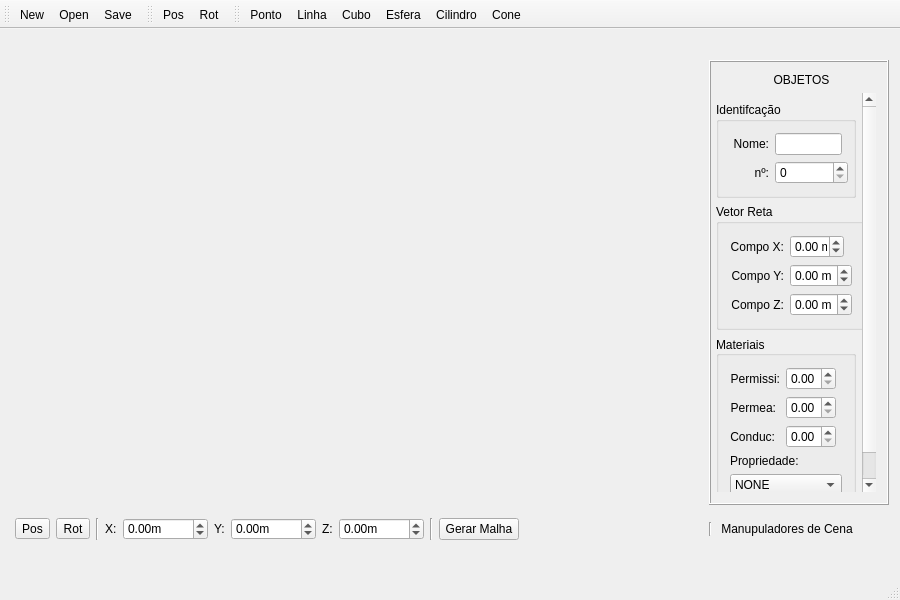
pvmocbel/Lane3dViewer, file final_Interface/mainwindow.ui: the form before one commit.
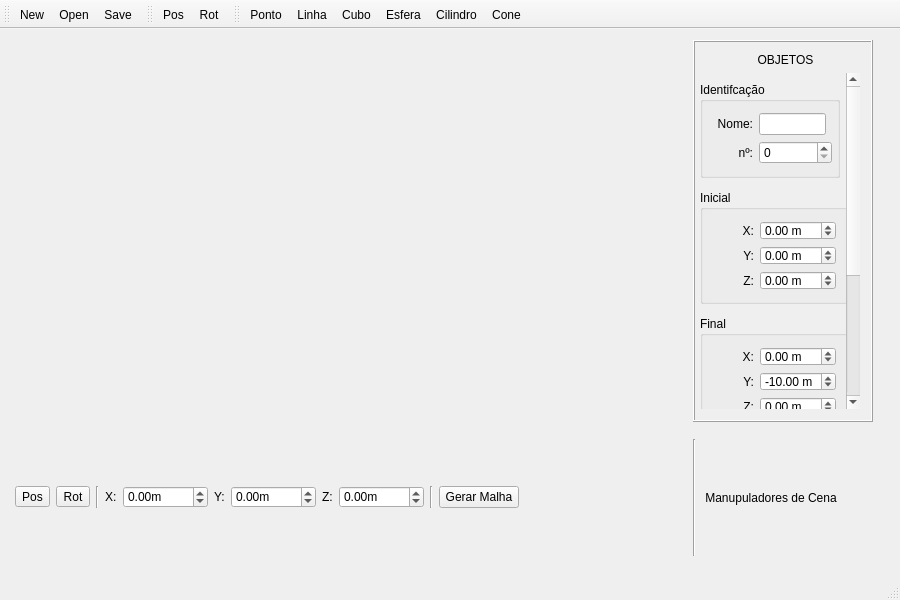
The form after the commit. The open tabs and pages were chosen to show the change.

Commit message: final interface with dimension working

Patch:
```diff
--- a/final_Interface/mainwindow.ui
+++ b/final_Interface/mainwindow.ui
@@ -14,10 +14,8 @@
    <string>MainWindow</string>
   </property>
   <widget class="QWidget" name="centralWidget">
-   <layout class="QGridLayout" name="gridLayout_4">
-    <item row="0" column="0">
      <layout class="QGridLayout" name="gridLayout">
-      <item row="2" column="0">
+    <item row="1" column="0">
        <widget class="QWidget" name="widget_2" native="true">
         <property name="sizePolicy">
          <sizepolicy hsizetype="Preferred" vsizetype="Fixed">
@@ -155,7 +153,7 @@
         </layout>
        </widget>
       </item>
-      <item row="2" column="1">
+    <item row="1" column="1">
        <widget class="QWidget" name="widget_1" native="true">
         <property name="maximumSize">
          <size>
@@ -202,7 +200,20 @@
         </layout>
        </widget>
       </item>
-      <item row="1" column="1">
+    <item row="1" column="2">
+     <spacer name="verticalSpacer">
+      <property name="orientation">
+       <enum>Qt::Vertical</enum>
+      </property>
+      <property name="sizeHint" stdset="0">
+       <size>
+        <width>20</width>
+        <height>46</height>
+       </size>
+      </property>
+     </spacer>
+    </item>
+    <item row="0" column="1" colspan="2">
        <widget class="QStackedWidget" name="stackedWidget_Lateral">
         <property name="sizePolicy">
          <sizepolicy hsizetype="Preferred" vsizetype="Fixed">
@@ -228,9 +239,15 @@
         <property name="frameShadow">
          <enum>QFrame::Raised</enum>
         </property>
-        <property name="currentIndex">
+      <property name="lineWidth">
          <number>1</number>
         </property>
+      <property name="midLineWidth">
+       <number>0</number>
+      </property>
+      <property name="currentIndex">
+       <number>0</number>
+      </property>
         <widget class="QWidget" name="page_Ambiente">
          <layout class="QVBoxLayout" name="verticalLayout_2">
           <property name="leftMargin">
@@ -569,7 +586,7 @@
                <x>0</x>
                <y>0</y>
                <width>150</width>
-               <height>446</height>
+             <height>557</height>
               </rect>
              </property>
              <layout class="QGridLayout" name="gridLayout_3">
@@ -729,7 +746,7 @@
                      </size>
                     </property>
                     <property name="title">
-                     <string>Vetor Reta</string>
+                   <string>Inicial</string>
                     </property>
                     <layout class="QGridLayout" name="gridLayout_2">
                      <item row="0" column="0">
@@ -741,7 +758,7 @@
                         </size>
                        </property>
                        <property name="text">
-                        <string>Compo X:</string>
+                      <string>X:</string>
                        </property>
                        <property name="textFormat">
                         <enum>Qt::AutoText</enum>
@@ -757,21 +774,15 @@
                      <item row="0" column="1">
                       <widget class="QDoubleSpinBox" name="doubleSpinBox_VetRX">
                        <property name="sizePolicy">
-                        <sizepolicy hsizetype="Minimum" vsizetype="Fixed">
+                      <sizepolicy hsizetype="Preferred" vsizetype="Preferred">
                          <horstretch>0</horstretch>
                          <verstretch>0</verstretch>
                         </sizepolicy>
                        </property>
-                       <property name="minimumSize">
-                        <size>
-                         <width>0</width>
-                         <height>0</height>
-                        </size>
-                       </property>
                        <property name="maximumSize">
                         <size>
-                         <width>54</width>
-                         <height>16777215</height>
+                       <width>83</width>
+                       <height>19</height>
                         </size>
                        </property>
                        <property name="suffix">
@@ -794,7 +805,7 @@
                         </size>
                        </property>
                        <property name="text">
-                        <string>Compo Y:</string>
+                      <string> Y:</string>
                        </property>
                        <property name="textFormat">
                         <enum>Qt::AutoText</enum>
@@ -808,7 +819,13 @@
                       </widget>
                      </item>
                      <item row="1" column="1">
-                      <widget class="QDoubleSpinBox" name="doubleSpinBox_VetRY">
+                    <widget class="QDoubleSpinBox" name="linha_inicial_y">
+                     <property name="maximumSize">
+                      <size>
+                       <width>83</width>
+                       <height>19</height>
+                      </size>
+                     </property>
                        <property name="suffix">
                         <string> m</string>
                        </property>
@@ -829,7 +846,7 @@
                         </size>
                        </property>
                        <property name="text">
-                        <string> Compo Z:</string>
+                      <string>Z:</string>
                        </property>
                        <property name="textFormat">
                         <enum>Qt::AutoText</enum>
@@ -843,7 +860,13 @@
                       </widget>
                      </item>
                      <item row="2" column="1">
-                      <widget class="QDoubleSpinBox" name="doubleSpinBox_VetRZ">
+                    <widget class="QDoubleSpinBox" name="linha_inicial_z">
+                     <property name="maximumSize">
+                      <size>
+                       <width>83</width>
+                       <height>19</height>
+                      </size>
+                     </property>
                        <property name="suffix">
                         <string> m</string>
                        </property>
@@ -1331,7 +1354,7 @@
                 </widget>
                </widget>
               </item>
-              <item row="2" column="0">
+            <item row="3" column="0">
                <widget class="QGroupBox" name="groupBox_Material">
                 <property name="sizePolicy">
                  <sizepolicy hsizetype="Preferred" vsizetype="Fixed">
@@ -1473,7 +1496,7 @@
                 </layout>
                </widget>
               </item>
-              <item row="3" column="0">
+            <item row="4" column="0">
                <spacer name="verticalSpacer_4">
                 <property name="orientation">
                  <enum>Qt::Vertical</enum>
@@ -1486,15 +1509,169 @@
                 </property>
                </spacer>
               </item>
-             </layout>
-            </widget>
-           </widget>
-          </item>
-         </layout>
-        </widget>
-       </widget>
-      </item>
-     </layout>
+            <item row="2" column="0">
+             <widget class="QGroupBox" name="groupBox_18">
+              <property name="sizePolicy">
+               <sizepolicy hsizetype="Fixed" vsizetype="Fixed">
+                <horstretch>0</horstretch>
+                <verstretch>0</verstretch>
+               </sizepolicy>
+              </property>
+              <property name="minimumSize">
+               <size>
+                <width>150</width>
+                <height>0</height>
+               </size>
+              </property>
+              <property name="maximumSize">
+               <size>
+                <width>140</width>
+                <height>16777215</height>
+               </size>
+              </property>
+              <property name="title">
+               <string>Final</string>
+              </property>
+              <layout class="QGridLayout" name="gridLayout_5">
+               <item row="0" column="0">
+                <widget class="QLabel" name="label_56">
+                 <property name="minimumSize">
+                  <size>
+                   <width>0</width>
+                   <height>0</height>
+                  </size>
+                 </property>
+                 <property name="text">
+                  <string>X:</string>
+                 </property>
+                 <property name="textFormat">
+                  <enum>Qt::AutoText</enum>
+                 </property>
+                 <property name="alignment">
+                  <set>Qt::AlignRight|Qt::AlignTrailing|Qt::AlignVCenter</set>
+                 </property>
+                 <property name="indent">
+                  <number>-1</number>
+                 </property>
+                </widget>
+               </item>
+               <item row="1" column="0">
+                <widget class="QLabel" name="label_61">
+                 <property name="minimumSize">
+                  <size>
+                   <width>40</width>
+                   <height>0</height>
+                  </size>
+                 </property>
+                 <property name="text">
+                  <string>Y:</string>
+                 </property>
+                 <property name="textFormat">
+                  <enum>Qt::AutoText</enum>
+                 </property>
+                 <property name="alignment">
+                  <set>Qt::AlignRight|Qt::AlignTrailing|Qt::AlignVCenter</set>
+                 </property>
+                 <property name="indent">
+                  <number>-1</number>
+                 </property>
+                </widget>
+               </item>
+               <item row="1" column="1">
+                <widget class="QDoubleSpinBox" name="linha_final_y">
+                 <property name="maximumSize">
+                  <size>
+                   <width>83</width>
+                   <height>19</height>
+                  </size>
+                 </property>
+                 <property name="suffix">
+                  <string> m</string>
+                 </property>
+                 <property name="minimum">
+                  <double>-100.000000000000000</double>
+                 </property>
+                 <property name="maximum">
+                  <double>100.000000000000000</double>
+                 </property>
+                 <property name="value">
+                  <double>-10.000000000000000</double>
+                 </property>
+                </widget>
+               </item>
+               <item row="2" column="0">
+                <widget class="QLabel" name="label_62">
+                 <property name="minimumSize">
+                  <size>
+                   <width>40</width>
+                   <height>0</height>
+                  </size>
+                 </property>
+                 <property name="text">
+                  <string>Z:</string>
+                 </property>
+                 <property name="textFormat">
+                  <enum>Qt::AutoText</enum>
+                 </property>
+                 <property name="alignment">
+                  <set>Qt::AlignRight|Qt::AlignTrailing|Qt::AlignVCenter</set>
+                 </property>
+                 <property name="indent">
+                  <number>-1</number>
+                 </property>
+                </widget>
+               </item>
+               <item row="2" column="1">
+                <widget class="QDoubleSpinBox" name="linha_final_z">
+                 <property name="maximumSize">
+                  <size>
+                   <width>83</width>
+                   <height>19</height>
+                  </size>
+                 </property>
+                 <property name="suffix">
+                  <string> m</string>
+                 </property>
+                 <property name="minimum">
+                  <double>-100.000000000000000</double>
+                 </property>
+                 <property name="maximum">
+                  <double>100.000000000000000</double>
+                 </property>
+                </widget>
+               </item>
+               <item row="0" column="1">
+                <widget class="QDoubleSpinBox" name="linha_final_x">
+                 <property name="maximumSize">
+                  <size>
+                   <width>83</width>
+                   <height>19</height>
+                  </size>
+                 </property>
+                 <property name="suffix">
+                  <string> m</string>
+                 </property>
+                 <property name="minimum">
+                  <double>-100.000000000000000</double>
+                 </property>
+                 <property name="maximum">
+                  <double>100.000000000000000</double>
+                 </property>
+                 <property name="value">
+                  <double>0.000000000000000</double>
+                 </property>
+                </widget>
+               </item>
+              </layout>
+             </widget>
+            </item>
+           </layout>
+          </widget>
+         </widget>
+        </item>
+       </layout>
+      </widget>
+     </widget>
     </item>
    </layout>
   </widget>
```
Left out of the diff: 2 changed lines with no effect on the pictures. Lines whose indentation alone changed are shown as unchanged. The commit also changes 15 other files.
